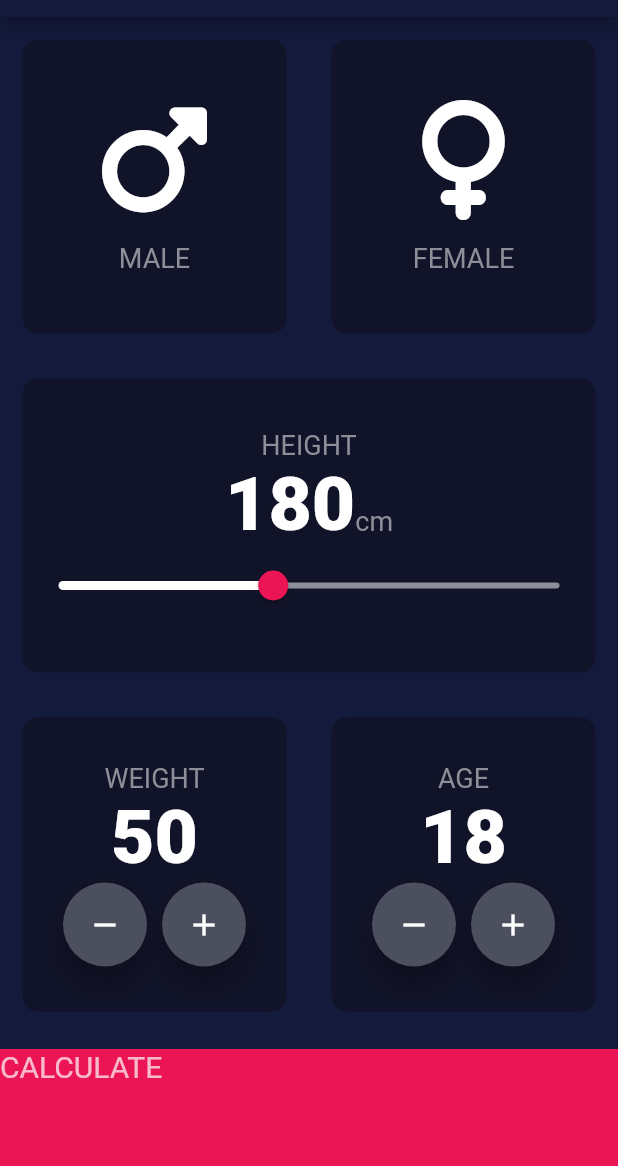
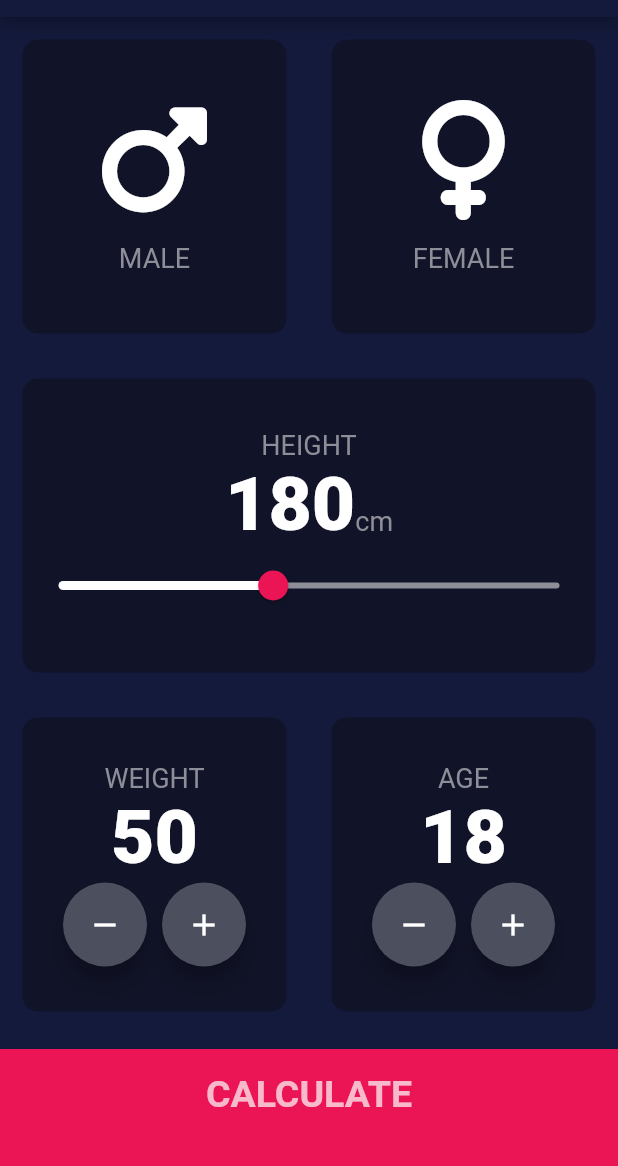
Before and after one commit to hajardami/simplebmicalculator, a Flutter app: the screen it shows after launch, on a phone screen of 412 x 824 dp, the part 67-1233 px from its top. Run offline on Flutter 3.47's test engine with Material 2 defaults, Android fonts, the phone set to English and light mode, and no system bars; our stand-ins replace font_awesome_flutter.

```diff
--- a/lib/constants.dart
+++ b/lib/constants.dart
@@ -13,3 +13,8 @@ const knumbertext = TextStyle(
   fontWeight: FontWeight.w900,
   fontSize: 50,
 );
+
+const knumbertext2 = TextStyle(
+  fontWeight: FontWeight.w900,
+  fontSize: 80,
+);
--- a/lib/input_page.dart
+++ b/lib/input_page.dart
@@ -209,9 +209,15 @@ class _InputPageState extends State<InputPage> {
                 Navigator.pushNamed(context, "/calculate");
               },
               child: Container(
-                child: Text(
-                  "CALCULATE",
-                  style: TextStyle(color: Colors.white70, fontSize: 20),
+                padding: EdgeInsets.only(bottom: 20.0),
+                child: Center(
+                  child: Text(
+                    "CALCULATE",
+                    style: TextStyle(
+                        color: Colors.white70,
+                        fontSize: 25,
+                        fontWeight: FontWeight.bold),
+                  ),
                 ),
                 color: KBottomcolor,
                 width: double.infinity,
```
Also changed, not shown: lib/calculator.dart (added, +13 -0 lines), lib/result.dart (+68 -1 lines).
